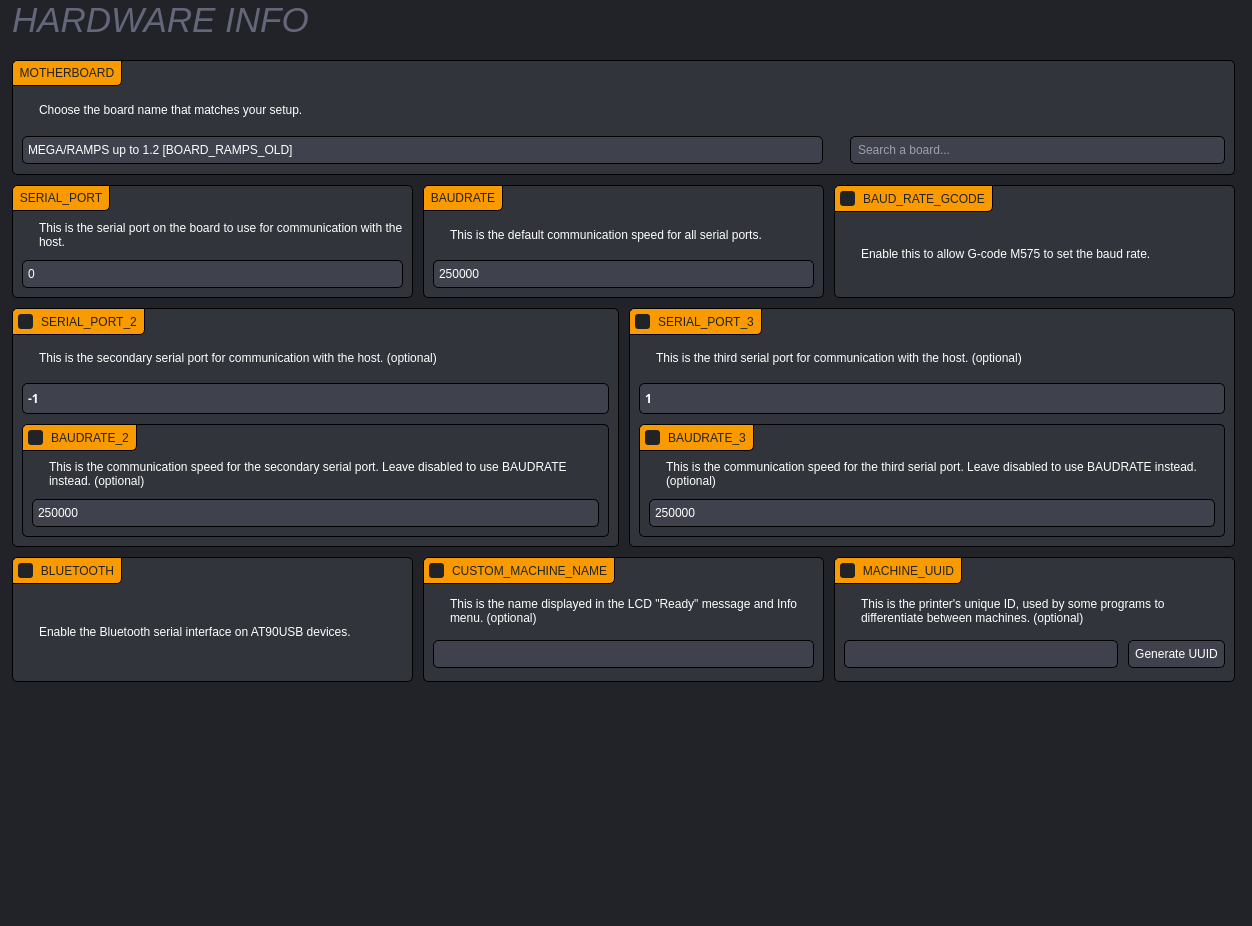
Old version of the form gui/HardwarePage.ui in the repository SimonBuxx/iloop-marlin-configurator.
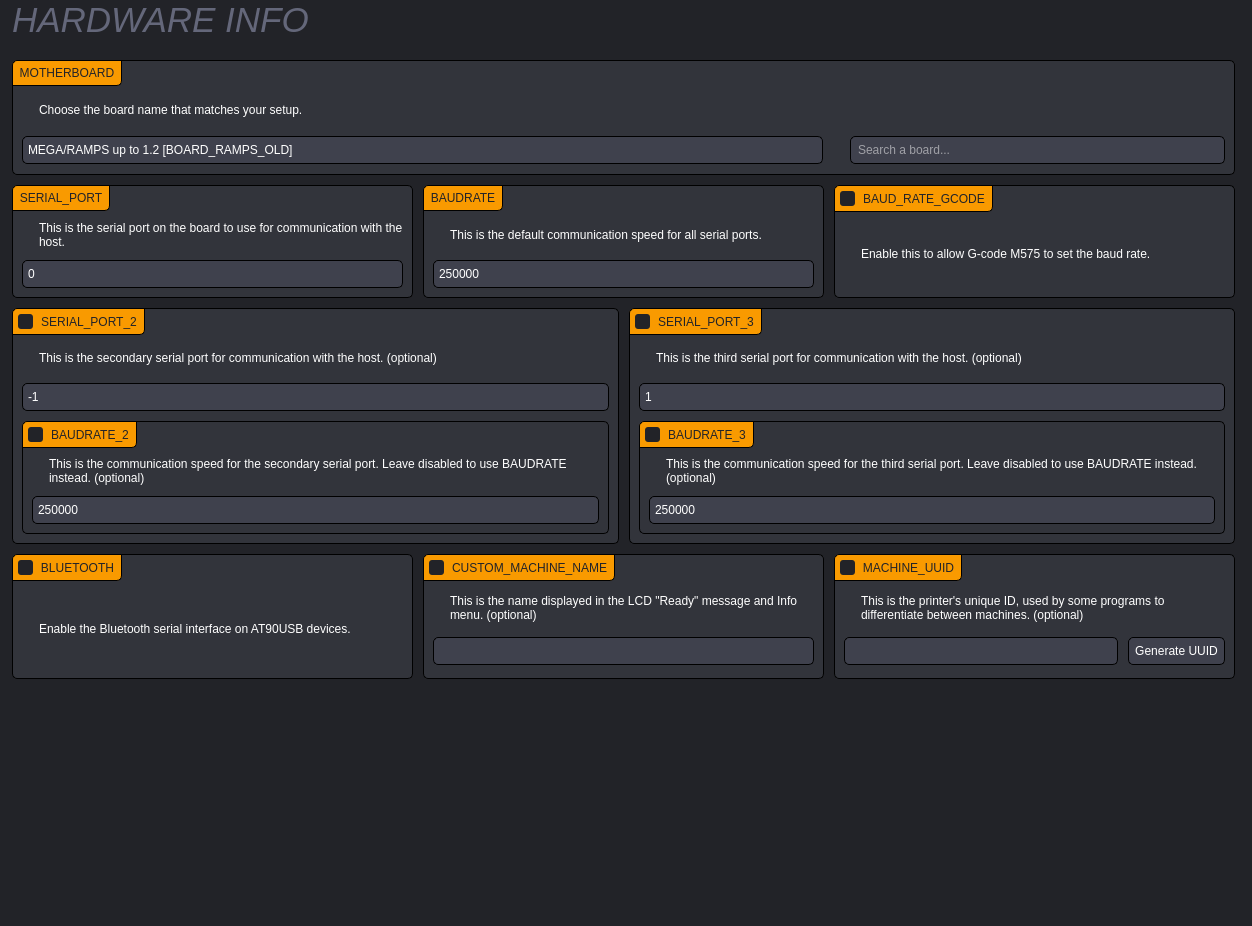
New version of the form. Icons and pictures are not drawn. Custom widgets are drawn as their Qt base class.

Commit message: Styling for tab widget scroll buttons

Diff of the .ui file:
```diff
--- a/gui/HardwarePage.ui
+++ b/gui/HardwarePage.ui
@@ -2588,12 +2588,6 @@
          </item>
          <item row="1" column="0" rowspan="2" colspan="3">
           <widget class="Dropdown" name="uSerialPort2Dropdown">
-           <property name="font">
-            <font>
-             <family>Source Sans Pro</family>
-             <bold>true</bold>
-            </font>
-           </property>
            <property name="styleSheet">
             <string notr="true"/>
            </property>
@@ -2908,12 +2902,6 @@
              <verstretch>0</verstretch>
             </sizepolicy>
            </property>
-           <property name="font">
-            <font>
-             <family>Source Sans Pro</family>
-             <bold>true</bold>
-            </font>
-           </property>
            <property name="styleSheet">
             <string notr="true"/>
            </property>
```
The commit also changes 5 other files.
